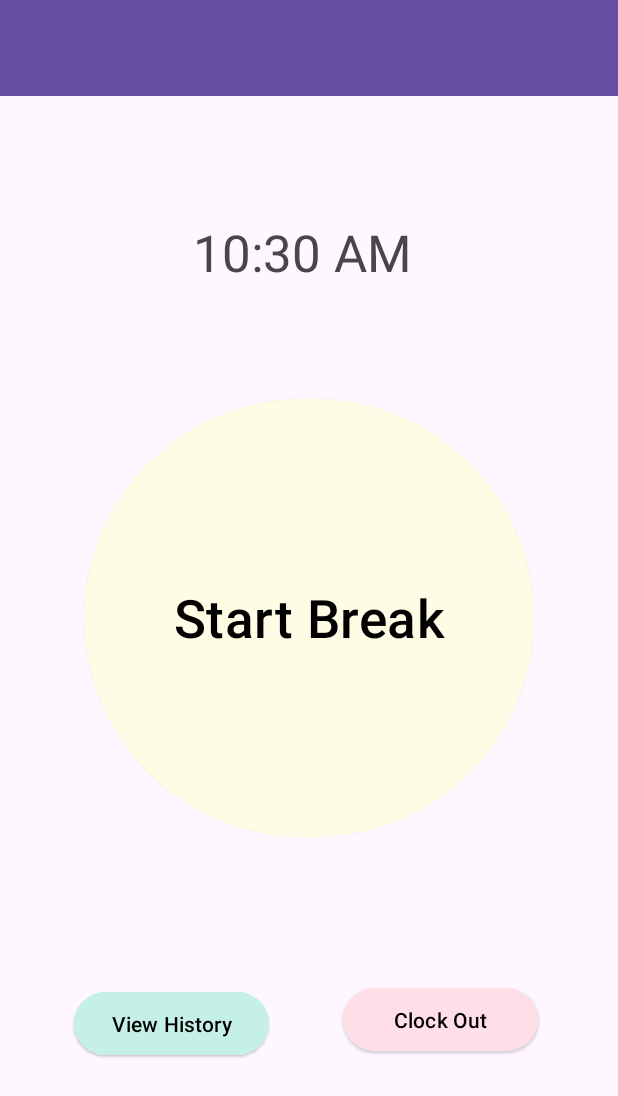
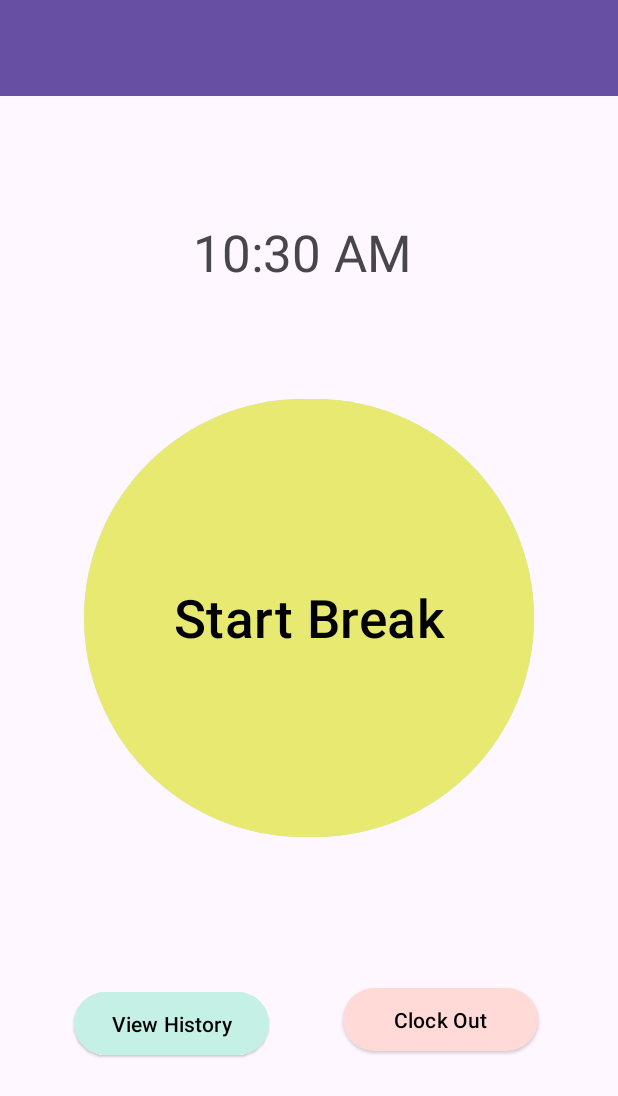
Before and after one commit to masamoe/Optimate, an Android app built with Jetpack Compose: the clockModule screen opened directly, with no data from a screen before it, after a tap on "Clock In", on a phone screen of 412 x 824 dp. Shown: the top 1096 px of the screen. Run offline under Robolectric (Android 15) with nearby library versions, the phone set to English and light mode, and no system bars; Roboto replaces fonts that are not available here.

Commit message:
Update colors.xml

```diff
--- a/app/src/main/res/values/colors.xml
+++ b/app/src/main/res/values/colors.xml
@@ -2,11 +2,12 @@
 <resources>
     <color name="black">#FF000000</color>
     <color name="white">#FFFFFFFF</color>
-    <color name="light_green">#C4F0E6</color>
-    <color name="dark_purple">#996750A4</color>
-    <color name="light_purple">#99D0BCFF</color>
-    <color name="light_yellow">#FFFCE5</color>
-    <color name="light_red">#FFDFE7</color>
-    <color name="light_grey">#E3E3E4</color>
-    <color name="grey">#98979A</color>
+    <color name="dark_green">#006b5e</color>
+    <color name="light_green">#75f8e2</color>
+    <color name="dark_purple">#6750a4</color>
+    <color name="light_purple">#e9ddff</color>
+    <color name="light_yellow">#e8e970</color>
+    <color name="light_red">#ffdad6</color>
+    <color name="light_grey">#e7e0eb</color>
+    <color name="grey">#7a757f</color>
 </resources>
```
